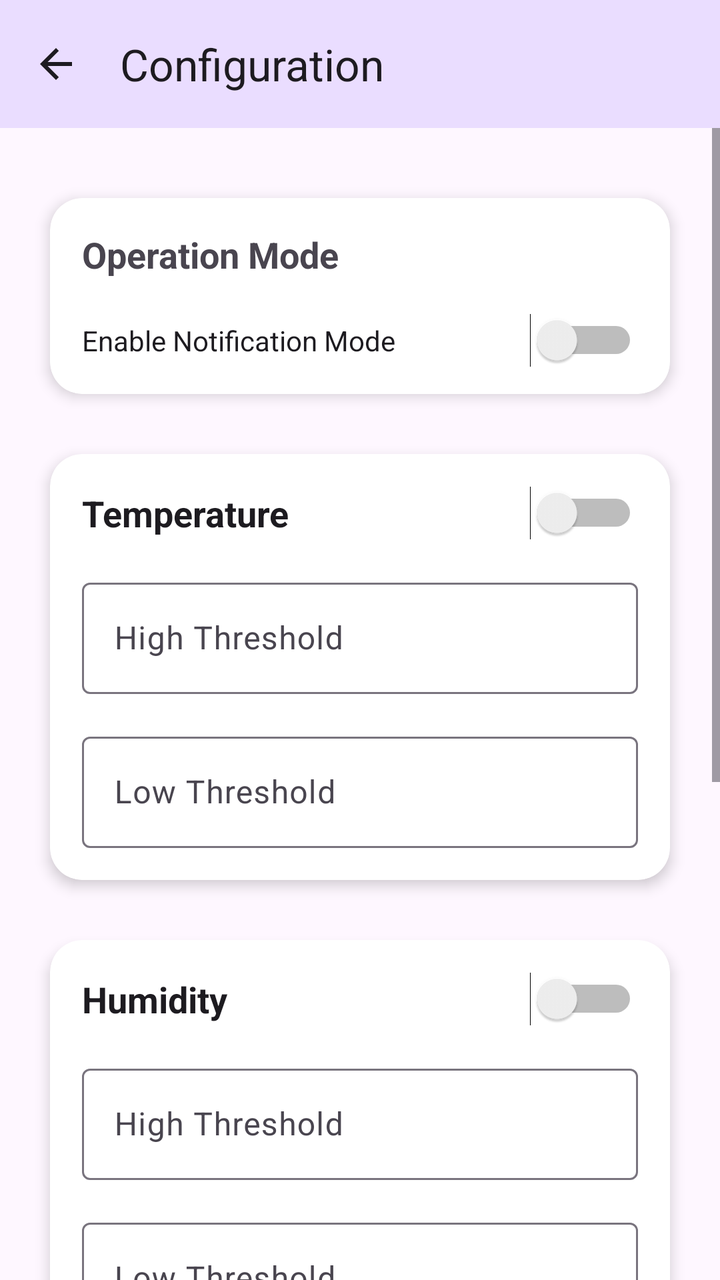
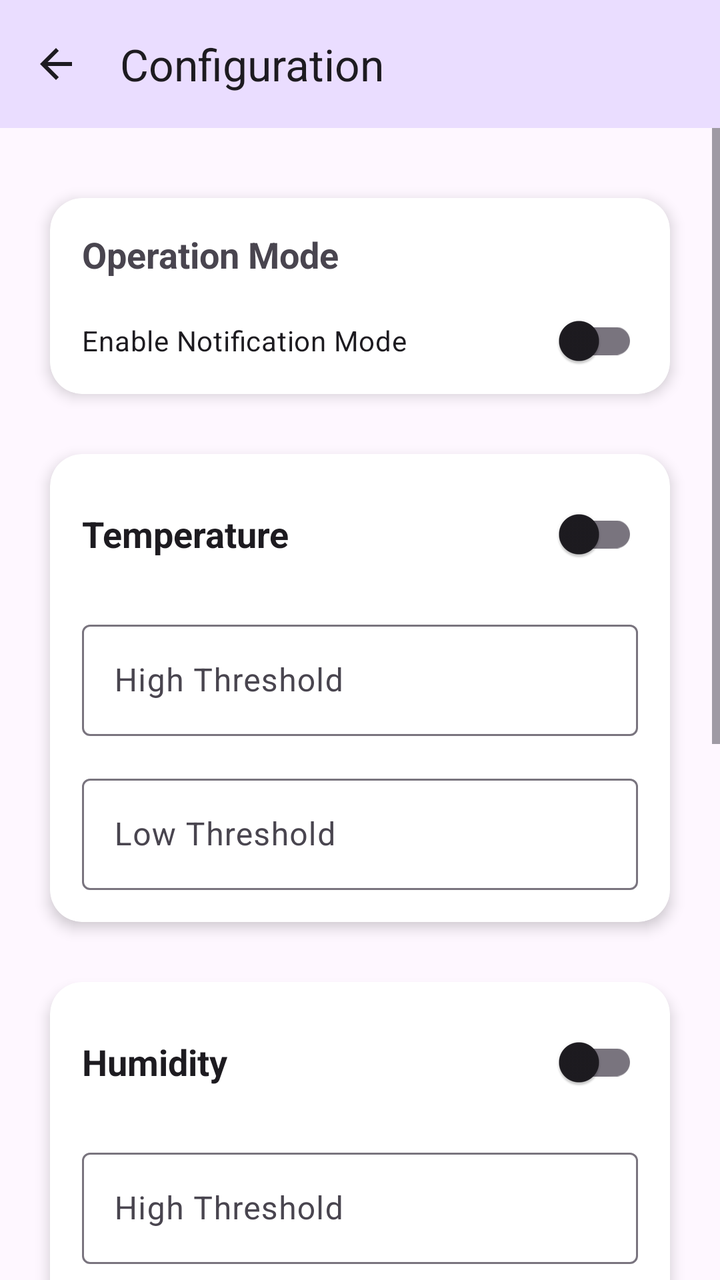

Before-and-after screenshots of an Android layout around one commit, followed by the original layout XML and the change that was made.
<!-- AndroidManifest.xml: application theme Theme.MyApplication -->
<!-- res/layout/activity_config.xml -->
<?xml version="1.0" encoding="utf-8"?>
<androidx.constraintlayout.widget.ConstraintLayout xmlns:android="http://schemas.android.com/apk/res/android"
    xmlns:app="http://schemas.android.com/apk/res-auto"
    xmlns:tools="http://schemas.android.com/tools"
    android:id="@+id/main"
    android:layout_width="match_parent"
    android:layout_height="match_parent"
    tools:context=".ConfigActivity">

    <androidx.appcompat.widget.Toolbar
        android:id="@+id/toolbarConfig"
        android:layout_width="0dp"
        android:layout_height="wrap_content"
        android:background="?attr/colorPrimaryContainer"
        android:contentDescription="@string/title_config"
        android:minHeight="?attr/actionBarSize"
        android:theme="?attr/actionBarTheme"
        app:layout_constraintEnd_toEndOf="parent"
        app:layout_constraintStart_toStartOf="parent"
        app:layout_constraintTop_toTopOf="parent"
        app:navigationContentDescription="@string/title_config"
        app:navigationIcon="@drawable/ic_arrow_back"
        app:title="@string/title_config" />

    <ScrollView
        android:layout_width="0dp"
        android:layout_height="0dp"
        android:clipChildren="false"
        android:clipToPadding="false"
        android:fillViewport="true"
        app:layout_constraintBottom_toBottomOf="parent"
        app:layout_constraintEnd_toEndOf="parent"
        app:layout_constraintStart_toStartOf="parent"
        app:layout_constraintTop_toBottomOf="@+id/toolbarConfig">

        <androidx.constraintlayout.widget.ConstraintLayout
            android:layout_width="match_parent"
            android:layout_height="wrap_content"
            android:clipChildren="false"
            android:clipToPadding="false"
            android:paddingBottom="32dp">

            
            <androidx.cardview.widget.CardView
                android:id="@+id/cwOperationMode"
                android:layout_width="0dp"
                android:layout_height="120dp"
                android:layout_marginStart="16dp"
                android:layout_marginTop="24dp"
                android:layout_marginEnd="16dp"
                app:cardCornerRadius="16dp"
                app:cardElevation="4dp"
                app:cardUseCompatPadding="true"
                app:contentPadding="0dp"
                app:layout_constraintEnd_toEndOf="parent"
                app:layout_constraintStart_toStartOf="parent"
                app:layout_constraintTop_toTopOf="parent">

                <androidx.constraintlayout.widget.ConstraintLayout
                    android:id="@+id/clsubOperationMode"
                    android:layout_width="match_parent"
                    android:layout_height="match_parent">

                    <TextView
                        android:id="@+id/textView"
                        android:layout_width="0dp"
                        android:layout_height="wrap_content"
                        android:layout_marginStart="16dp"
                        android:layout_marginTop="16dp"
                        android:layout_marginEnd="16dp"
                        android:text="@string/operation_mode"
                        android:textAppearance="@style/TextAppearance.AppCompat.Medium"
                        android:textStyle="bold"
                        app:layout_constraintEnd_toEndOf="parent"
                        app:layout_constraintStart_toStartOf="parent"
                        app:layout_constraintTop_toTopOf="parent" />

                    <Switch
                        android:id="@+id/switchNotificationMode"
                        android:layout_width="0dp"
                        android:layout_height="wrap_content"
                        android:layout_marginStart="16dp"
                        android:layout_marginTop="24dp"
                        android:layout_marginEnd="16dp"
                        android:layout_marginBottom="20dp"
                        android:text="@string/notification_mode_toggle"
                        app:layout_constraintBottom_toBottomOf="parent"
                        app:layout_constraintEnd_toEndOf="parent"
                        app:layout_constraintStart_toStartOf="parent"
                        app:layout_constraintTop_toBottomOf="@+id/textView" />

                </androidx.constraintlayout.widget.ConstraintLayout>
            </androidx.cardview.widget.CardView>

            
            <androidx.cardview.widget.CardView
                android:id="@+id/cwTempAlarm"
                android:layout_width="0dp"
                android:layout_height="wrap_content"
                android:layout_marginStart="16dp"
                android:layout_marginTop="8dp"
                android:layout_marginEnd="16dp"
                app:cardCornerRadius="16dp"
                app:cardElevation="4dp"
                app:cardUseCompatPadding="true"
                app:layout_constraintEnd_toEndOf="parent"
                app:layout_constraintStart_toStartOf="parent"
                app:layout_constraintTop_toBottomOf="@+id/cwOperationMode">

                <androidx.constraintlayout.widget.ConstraintLayout
                    android:layout_width="match_parent"
                    android:layout_height="match_parent">

                    <Switch
                        android:id="@+id/switchTempAlarm"
                        android:layout_width="match_parent"
                        android:layout_height="wrap_content"
                        android:layout_marginStart="16dp"
                        android:layout_marginTop="16dp"
                        android:layout_marginEnd="16dp"
                        android:switchPadding="16dp"
                        android:switchTextAppearance="@style/TextAppearance.AppCompat.Medium"
                        android:text="@string/sensor_temperature"
                        android:textAppearance="@style/TextAppearance.AppCompat.Medium"
                        android:textStyle="bold"
                        app:layout_constraintEnd_toEndOf="parent"
                        app:layout_constraintStart_toStartOf="parent"
                        app:layout_constraintTop_toTopOf="parent" />

                    <com.google.android.material.textfield.TextInputLayout
                        android:id="@+id/tilTempHigh"
                        android:layout_width="match_parent"
                        android:layout_height="wrap_content"
                        android:layout_marginStart="16dp"
                        android:layout_marginTop="16dp"
                        android:layout_marginEnd="16dp"
                        app:layout_constraintEnd_toEndOf="parent"
                        app:layout_constraintStart_toStartOf="parent"
                        app:layout_constraintTop_toBottomOf="@+id/switchTempAlarm">

                        <com.google.android.material.textfield.TextInputEditText
                            android:id="@+id/etTempHigh"
                            android:layout_width="match_parent"
                            android:layout_height="wrap_content"
                            android:hint="@string/high_threshold"
                            android:inputType="number|numberDecimal" />

                    </com.google.android.material.textfield.TextInputLayout>

                    <com.google.android.material.textfield.TextInputLayout
                        android:id="@+id/tilTempLow"
                        android:layout_width="match_parent"
                        android:layout_height="wrap_content"
                        android:layout_marginStart="16dp"
                        android:layout_marginTop="16dp"
                        android:layout_marginEnd="16dp"
                        android:layout_marginBottom="16dp"
                        app:layout_constraintBottom_toBottomOf="parent"
                        app:layout_constraintEnd_toEndOf="parent"
                        app:layout_constraintStart_toStartOf="parent"
                        app:layout_constraintTop_toBottomOf="@+id/tilTempHigh">

                        <com.google.android.material.textfield.TextInputEditText
                            android:id="@+id/etTempLow"
                            android:layout_width="match_parent"
                            android:layout_height="wrap_content"
                            android:hint="@string/low_threshold"
                            android:inputType="number|numberDecimal" />
                    </com.google.android.material.textfield.TextInputLayout>
                </androidx.constraintlayout.widget.ConstraintLayout>

            </androidx.cardview.widget.CardView>

            
            <androidx.cardview.widget.CardView
                android:id="@+id/cwHumidityAlarm"
                android:layout_width="0dp"
                android:layout_height="wrap_content"
                android:layout_marginStart="16dp"
                android:layout_marginTop="8dp"
                android:layout_marginEnd="16dp"
                app:cardCornerRadius="16dp"
                app:cardElevation="4dp"
                app:cardUseCompatPadding="true"
                app:layout_constraintEnd_toEndOf="parent"
                app:layout_constraintStart_toStartOf="parent"
                app:layout_constraintTop_toBottomOf="@+id/cwTempAlarm">

                <androidx.constraintlayout.widget.ConstraintLayout
                    android:layout_width="match_parent"
                    android:layout_height="match_parent">

                    <Switch
                        android:id="@+id/switchHumidityAlarm"
                        android:layout_width="0dp"
                        android:layout_height="wrap_content"
                        android:layout_marginStart="16dp"
                        android:layout_marginTop="16dp"
                        android:layout_marginEnd="16dp"
                        android:switchTextAppearance="@style/TextAppearance.AppCompat.Medium"
                        android:text="@string/sensor_humidity"
                        android:textAppearance="@style/TextAppearance.AppCompat.Medium"
                        android:textStyle="bold"
                        app:layout_constraintEnd_toEndOf="parent"
                        app:layout_constraintStart_toStartOf="parent"
                        app:layout_constraintTop_toTopOf="parent" />

                    <com.google.android.material.textfield.TextInputLayout
                        android:id="@+id/tilHumidityHigh"
                        android:layout_width="match_parent"
                        android:layout_height="wrap_content"
                        android:layout_marginStart="16dp"
                        android:layout_marginTop="16dp"
                        android:layout_marginEnd="16dp"
                        app:layout_constraintEnd_toEndOf="parent"
                        app:layout_constraintStart_toStartOf="parent"
                        app:layout_constraintTop_toBottomOf="@+id/switchHumidityAlarm">

                        <com.google.android.material.textfield.TextInputEditText
                            android:id="@+id/etHumidityHigh"
                            android:layout_width="match_parent"
                            android:layout_height="wrap_content"
                            android:hint="@string/high_threshold"
                            android:inputType="number|numberDecimal" />
                    </com.google.android.material.textfield.TextInputLayout>

                    <com.google.android.material.textfield.TextInputLayout
                        android:id="@+id/tilHumidityLow"
                        android:layout_width="match_parent"
                        android:layout_height="wrap_content"
                        android:layout_marginStart="16dp"
                        android:layout_marginTop="16dp"
                        android:layout_marginEnd="16dp"
                        android:layout_marginBottom="16dp"
                        app:layout_constraintBottom_toBottomOf="parent"
                        app:layout_constraintEnd_toEndOf="parent"
                        app:layout_constraintStart_toStartOf="parent"
                        app:layout_constraintTop_toBottomOf="@+id/tilHumidityHigh">

                        <com.google.android.material.textfield.TextInputEditText
                            android:id="@+id/etHumidityLow"
                            android:layout_width="match_parent"
                            android:layout_height="wrap_content"
                            android:hint="@string/low_threshold"
                            android:inputType="number|numberDecimal" />
                    </com.google.android.material.textfield.TextInputLayout>
                </androidx.constraintlayout.widget.ConstraintLayout>
            </androidx.cardview.widget.CardView>

            
            <androidx.cardview.widget.CardView
                android:id="@+id/cwLuminosityAlarm"
                android:layout_width="0dp"
                android:layout_height="wrap_content"
                android:layout_marginStart="16dp"
                android:layout_marginTop="8dp"
                android:layout_marginEnd="16dp"
                app:cardCornerRadius="16dp"
                app:cardElevation="4dp"
                app:cardUseCompatPadding="true"
                app:layout_constraintEnd_toEndOf="parent"
                app:layout_constraintStart_toStartOf="parent"
                app:layout_constraintTop_toBottomOf="@+id/cwHumidityAlarm">

                <androidx.constraintlayout.widget.ConstraintLayout
                    android:layout_width="match_parent"
                    android:layout_height="match_parent">

                    <Switch
                        android:id="@+id/switchLuminosityAlarm"
                        android:layout_width="0dp"
                        android:layout_height="wrap_content"
                        android:layout_marginStart="16dp"
                        android:layout_marginTop="16dp"
                        android:layout_marginEnd="16dp"
                        android:switchTextAppearance="@style/TextAppearance.AppCompat.Medium"
                        android:text="@string/sensor_luminosity"
                        android:textAppearance="@style/TextAppearance.AppCompat.Medium"
                        android:textStyle="bold"
                        app:layout_constraintEnd_toEndOf="parent"
                        app:layout_constraintStart_toStartOf="parent"
                        app:layout_constraintTop_toTopOf="parent" />

                    <com.google.android.material.textfield.TextInputLayout
                        android:id="@+id/tilLuminosityHigh"
                        android:layout_width="match_parent"
                        android:layout_height="wrap_content"
                        android:layout_marginStart="16dp"
                        android:layout_marginTop="16dp"
                        android:layout_marginEnd="16dp"
                        app:layout_constraintEnd_toEndOf="parent"
                        app:layout_constraintStart_toStartOf="parent"
                        app:layout_constraintTop_toBottomOf="@+id/switchLuminosityAlarm">

                        <com.google.android.material.textfield.TextInputEditText
                            android:id="@+id/etLuminosityHigh"
                            android:layout_width="match_parent"
                            android:layout_height="wrap_content"
                            android:hint="@string/high_threshold"
                            android:inputType="number|numberDecimal" />
                    </com.google.android.material.textfield.TextInputLayout>

                    <com.google.android.material.textfield.TextInputLayout
                        android:id="@+id/tilLuminosityLow"
                        android:layout_width="match_parent"
                        android:layout_height="wrap_content"
                        android:layout_marginStart="16dp"
                        android:layout_marginTop="16dp"
                        android:layout_marginEnd="16dp"
                        android:layout_marginBottom="16dp"
                        app:layout_constraintBottom_toBottomOf="parent"
                        app:layout_constraintEnd_toEndOf="parent"
                        app:layout_constraintStart_toStartOf="parent"
                        app:layout_constraintTop_toBottomOf="@+id/tilLuminosityHigh">

                        <com.google.android.material.textfield.TextInputEditText
                            android:id="@+id/etLuminosityLow"
                            android:layout_width="match_parent"
                            android:layout_height="wrap_content"
                            android:hint="@string/low_threshold"
                            android:inputType="number|numberDecimal" />
                    </com.google.android.material.textfield.TextInputLayout>
                </androidx.constraintlayout.widget.ConstraintLayout>
            </androidx.cardview.widget.CardView>

            
            <LinearLayout
                android:id="@+id/llButtons"
                android:layout_width="0dp"
                android:layout_height="wrap_content"
                android:layout_marginStart="16dp"
                android:layout_marginTop="24dp"
                android:layout_marginEnd="16dp"
                android:layout_marginBottom="30dp"
                android:orientation="horizontal"
                app:layout_constraintBottom_toBottomOf="parent"
                app:layout_constraintEnd_toEndOf="parent"
                app:layout_constraintStart_toStartOf="parent"
                app:layout_constraintTop_toBottomOf="@+id/cwLuminosityAlarm">

                <Button
                    android:id="@+id/btnReset"
                    style="?attr/materialButtonOutlinedStyle"
                    android:layout_width="0dp"
                    android:layout_height="match_parent"
                    android:layout_marginEnd="8dp"
                    android:layout_weight="1"
                    android:text="@string/reset_min_max" />

                <Button
                    android:id="@+id/btnSave"
                    android:layout_width="0dp"
                    android:layout_height="match_parent"
                    android:layout_weight="1"
                    android:text="@string/save_configuration" />
            </LinearLayout>

        </androidx.constraintlayout.widget.ConstraintLayout>
    </ScrollView>

</androidx.constraintlayout.widget.ConstraintLayout>
<!-- resources referenced by this layout -->
<resources>
  <!-- drawable ic_arrow_back (drawable) -->
  <vector xmlns:android="http://schemas.android.com/apk/res/android"
      android:width="24dp"
      android:height="24dp"
      android:viewportWidth="24"
      android:viewportHeight="24"
      android:tint="?attr/colorControlNormal">
    <path
        android:fillColor="@android:color/white"
        android:pathData="M20,11H7.83l5.59,-5.59L12,4l-8,8 8,8 1.41,-1.41L7.83,13H20v-2z"/>
  </vector>
  <string name="high_threshold">High Threshold</string>
  <string name="low_threshold">Low Threshold</string>
  <string name="notification_mode_toggle">Enable Notification Mode</string>
  <string name="operation_mode">Operation Mode</string>
  <string name="reset_min_max">Reset Maximums &amp; Minimums</string>
  <string name="save_configuration">Save Configuration</string>
  <string name="sensor_humidity">Humidity</string>
  <string name="sensor_luminosity">Luminosity</string>
  <string name="sensor_temperature">Temperature</string>
  <string name="title_config">Configuration</string>
  <style name="Theme.MyApplication" parent="Base.Theme.MyApplication" />
  <style name="Base.Theme.MyApplication" parent="Theme.Material3.DayNight.NoActionBar">
          
          
      </style>
</resources>

<!-- the commit's change to res/layout/activity_config.xml (unified diff, before → after) -->
@@ -75,7 +75,7 @@
                         app:layout_constraintStart_toStartOf="parent"
                         app:layout_constraintTop_toTopOf="parent" />
 
-                    <Switch
+                    <androidx.appcompat.widget.SwitchCompat
                         android:id="@+id/switchNotificationMode"
                         android:layout_width="0dp"
                         android:layout_height="wrap_content"
@@ -111,7 +111,7 @@
                     android:layout_width="match_parent"
                     android:layout_height="match_parent">
 
-                    <Switch
+                    <androidx.appcompat.widget.SwitchCompat
                         android:id="@+id/switchTempAlarm"
                         android:layout_width="match_parent"
                         android:layout_height="wrap_content"
@@ -136,14 +136,17 @@
                         android:layout_marginEnd="16dp"
                         app:layout_constraintEnd_toEndOf="parent"
                         app:layout_constraintStart_toStartOf="parent"
-                        app:layout_constraintTop_toBottomOf="@+id/switchTempAlarm">
+                        app:layout_constraintTop_toBottomOf="@+id/switchTempAlarm"
+                        tools:ignore="DuplicateSpeakableTextCheck">
 
                         <com.google.android.material.textfield.TextInputEditText
                             android:id="@+id/etTempHigh"
                             android:layout_width="match_parent"
                             android:layout_height="wrap_content"
                             android:hint="@string/high_threshold"
-                            android:inputType="number|numberDecimal" />
+                            android:importantForAutofill="no"
+                            android:inputType="numberDecimal|numberSigned"
+                            tools:ignore="DuplicateSpeakableTextCheck" />
 
                     </com.google.android.material.textfield.TextInputLayout>
 
@@ -158,14 +161,17 @@
                         app:layout_constraintBottom_toBottomOf="parent"
                         app:layout_constraintEnd_toEndOf="parent"
                         app:layout_constraintStart_toStartOf="parent"
-                        app:layout_constraintTop_toBottomOf="@+id/tilTempHigh">
+                        app:layout_constraintTop_toBottomOf="@+id/tilTempHigh"
+                        tools:ignore="DuplicateSpeakableTextCheck">
 
                         <com.google.android.material.textfield.TextInputEditText
                             android:id="@+id/etTempLow"
                             android:layout_width="match_parent"
                             android:layout_height="wrap_content"
                             android:hint="@string/low_threshold"
-                            android:inputType="number|numberDecimal" />
+                            android:importantForAutofill="no"
+                            android:inputType="numberDecimal|numberSigned"
+                            tools:ignore="DuplicateSpeakableTextCheck" />
                     </com.google.android.material.textfield.TextInputLayout>
                 </androidx.constraintlayout.widget.ConstraintLayout>
 
@@ -190,7 +196,7 @@
                     android:layout_width="match_parent"
                     android:layout_height="match_parent">
 
-                    <Switch
+                    <androidx.appcompat.widget.SwitchCompat
                         android:id="@+id/switchHumidityAlarm"
                         android:layout_width="0dp"
                         android:layout_height="wrap_content"
@@ -214,14 +220,17 @@
                         android:layout_marginEnd="16dp"
                         app:layout_constraintEnd_toEndOf="parent"
                         app:layout_constraintStart_toStartOf="parent"
-                        app:layout_constraintTop_toBottomOf="@+id/switchHumidityAlarm">
+                        app:layout_constraintTop_toBottomOf="@+id/switchHumidityAlarm"
+                        tools:ignore="DuplicateSpeakableTextCheck">
 
                         <com.google.android.material.textfield.TextInputEditText
                             android:id="@+id/etHumidityHigh"
                             android:layout_width="match_parent"
                             android:layout_height="wrap_content"
                             android:hint="@string/high_threshold"
-                            android:inputType="number|numberDecimal" />
+                            android:importantForAutofill="no"
+                            android:inputType="number|numberDecimal"
+                            tools:ignore="DuplicateSpeakableTextCheck" />
                     </com.google.android.material.textfield.TextInputLayout>
 
                     <com.google.android.material.textfield.TextInputLayout
@@ -235,14 +244,17 @@
                         app:layout_constraintBottom_toBottomOf="parent"
                         app:layout_constraintEnd_toEndOf="parent"
                         app:layout_constraintStart_toStartOf="parent"
-                        app:layout_constraintTop_toBottomOf="@+id/tilHumidityHigh">
+                        app:layout_constraintTop_toBottomOf="@+id/tilHumidityHigh"
+                        tools:ignore="DuplicateSpeakableTextCheck">
 
                         <com.google.android.material.textfield.TextInputEditText
                             android:id="@+id/etHumidityLow"
                             android:layout_width="match_parent"
                             android:layout_height="wrap_content"
                             android:hint="@string/low_threshold"
-                            android:inputType="number|numberDecimal" />
+                            android:importantForAutofill="no"
+                            android:inputType="number|numberDecimal"
+                            tools:ignore="DuplicateSpeakableTextCheck" />
                     </com.google.android.material.textfield.TextInputLayout>
                 </androidx.constraintlayout.widget.ConstraintLayout>
             </androidx.cardview.widget.CardView>
@@ -266,7 +278,7 @@
                     android:layout_width="match_parent"
                     android:layout_height="match_parent">
 
-                    <Switch
+                    <androidx.appcompat.widget.SwitchCompat
                         android:id="@+id/switchLuminosityAlarm"
                         android:layout_width="0dp"
                         android:layout_height="wrap_content"
@@ -290,14 +302,17 @@
                         android:layout_marginEnd="16dp"
                         app:layout_constraintEnd_toEndOf="parent"
                         app:layout_constraintStart_toStartOf="parent"
-                        app:layout_constraintTop_toBottomOf="@+id/switchLuminosityAlarm">
+                        app:layout_constraintTop_toBottomOf="@+id/switchLuminosityAlarm"
+                        tools:ignore="DuplicateSpeakableTextCheck">
 
                         <com.google.android.material.textfield.TextInputEditText
                             android:id="@+id/etLuminosityHigh"
                             android:layout_width="match_parent"
                             android:layout_height="wrap_content"
                             android:hint="@string/high_threshold"
-                            android:inputType="number|numberDecimal" />
+                            android:importantForAutofill="no"
+                            android:inputType="number|numberDecimal"
+                            tools:ignore="DuplicateSpeakableTextCheck" />
                     </com.google.android.material.textfield.TextInputLayout>
 
                     <com.google.android.material.textfield.TextInputLayout
@@ -311,14 +326,17 @@
                         app:layout_constraintBottom_toBottomOf="parent"
                         app:layout_constraintEnd_toEndOf="parent"
                         app:layout_constraintStart_toStartOf="parent"
-                        app:layout_constraintTop_toBottomOf="@+id/tilLuminosityHigh">
+                        app:layout_constraintTop_toBottomOf="@+id/tilLuminosityHigh"
+                        tools:ignore="DuplicateSpeakableTextCheck">
 
                         <com.google.android.material.textfield.TextInputEditText
                             android:id="@+id/etLuminosityLow"
                             android:layout_width="match_parent"
                             android:layout_height="wrap_content"
                             android:hint="@string/low_threshold"
-                            android:inputType="number|numberDecimal" />
+                            android:importantForAutofill="no"
+                            android:inputType="number|numberDecimal"
+                            tools:ignore="DuplicateSpeakableTextCheck" />
                     </com.google.android.material.textfield.TextInputLayout>
                 </androidx.constraintlayout.widget.ConstraintLayout>
             </androidx.cardview.widget.CardView>
@@ -345,14 +363,16 @@
                     android:layout_height="match_parent"
                     android:layout_marginEnd="8dp"
                     android:layout_weight="1"
-                    android:text="@string/reset_min_max" />
+                    android:text="@string/reset_min_max"
+                    tools:ignore="ButtonStyle" />
 
                 <Button
                     android:id="@+id/btnSave"
                     android:layout_width="0dp"
                     android:layout_height="match_parent"
                     android:layout_weight="1"
-                    android:text="@string/save_configuration" />
+                    android:text="@string/save_configuration"
+                    tools:ignore="ButtonStyle" />
             </LinearLayout>
 
         </androidx.constraintlayout.widget.ConstraintLayout>
